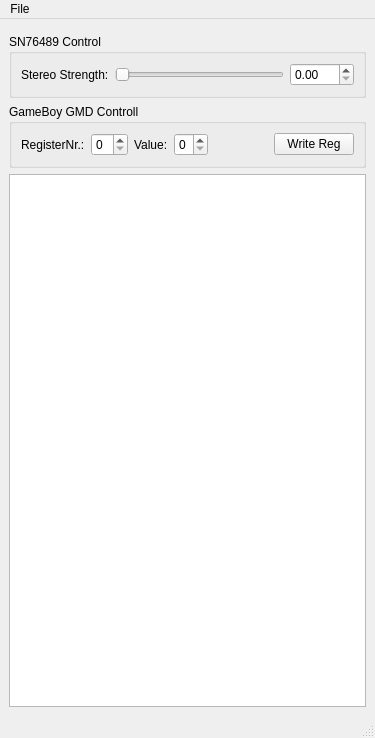
Above: mainwindow.ui from ThKattanek/vgm_player before the change. Below: the same form after it.
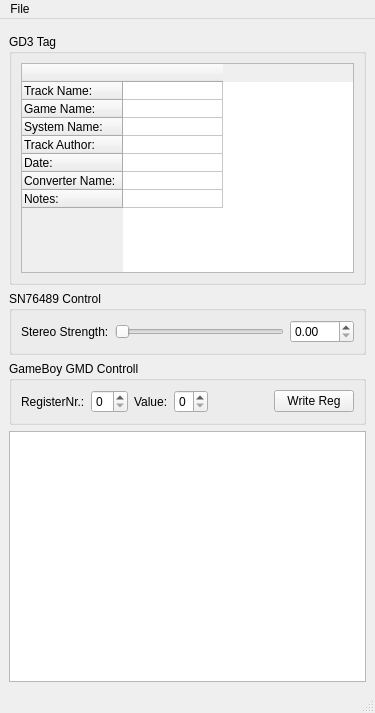
That is the form after the change. Custom widgets are drawn as their Qt base class.

```diff
--- a/mainwindow.ui
+++ b/mainwindow.ui
@@ -7,7 +7,7 @@
     <x>0</x>
     <y>0</y>
     <width>375</width>
-    <height>738</height>
+    <height>713</height>
    </rect>
   </property>
   <property name="sizePolicy">
@@ -24,6 +24,71 @@
     <item>
      <widget class="OscilloscopeWidget" name="oscilloscope" native="true"/>
     </item>
+    <item>
+     <widget class="QGroupBox" name="groupBox_2">
+      <property name="minimumSize">
+       <size>
+        <width>0</width>
+        <height>230</height>
+       </size>
+      </property>
+      <property name="title">
+       <string>GD3 Tag</string>
+      </property>
+      <layout class="QHBoxLayout" name="horizontalLayout_3">
+       <item>
+        <widget class="QTableWidget" name="gd3_tag_table">
+         <attribute name="verticalHeaderMinimumSectionSize">
+          <number>18</number>
+         </attribute>
+         <attribute name="verticalHeaderDefaultSectionSize">
+          <number>18</number>
+         </attribute>
+         <row>
+          <property name="text">
+           <string>Track Name:</string>
+          </property>
+         </row>
+         <row>
+          <property name="text">
+           <string>Game Name:</string>
+          </property>
+         </row>
+         <row>
+          <property name="text">
+           <string>System Name:</string>
+          </property>
+         </row>
+         <row>
+          <property name="text">
+           <string>Track Author:</string>
+          </property>
+         </row>
+         <row>
+          <property name="text">
+           <string>Date:</string>
+          </property>
+         </row>
+         <row>
+          <property name="text">
+           <string>Converter Name:</string>
+          </property>
+         </row>
+         <row>
+          <property name="text">
+           <string>Notes:</string>
+          </property>
+         </row>
+         <column>
+          <property name="text">
+           <string/>
+          </property>
+         </column>
+        </widget>
+       </item>
+      </layout>
+     </widget>
+    </item>
     <item>
      <widget class="QGroupBox" name="sn76489_group">
       <property name="title">
```
